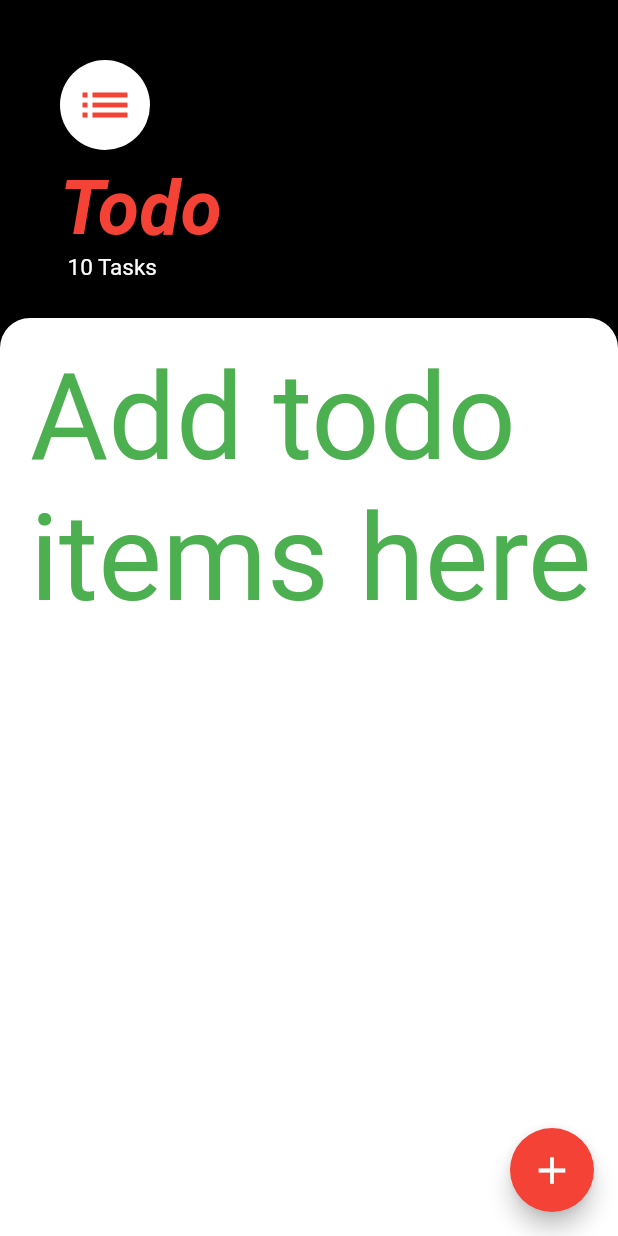
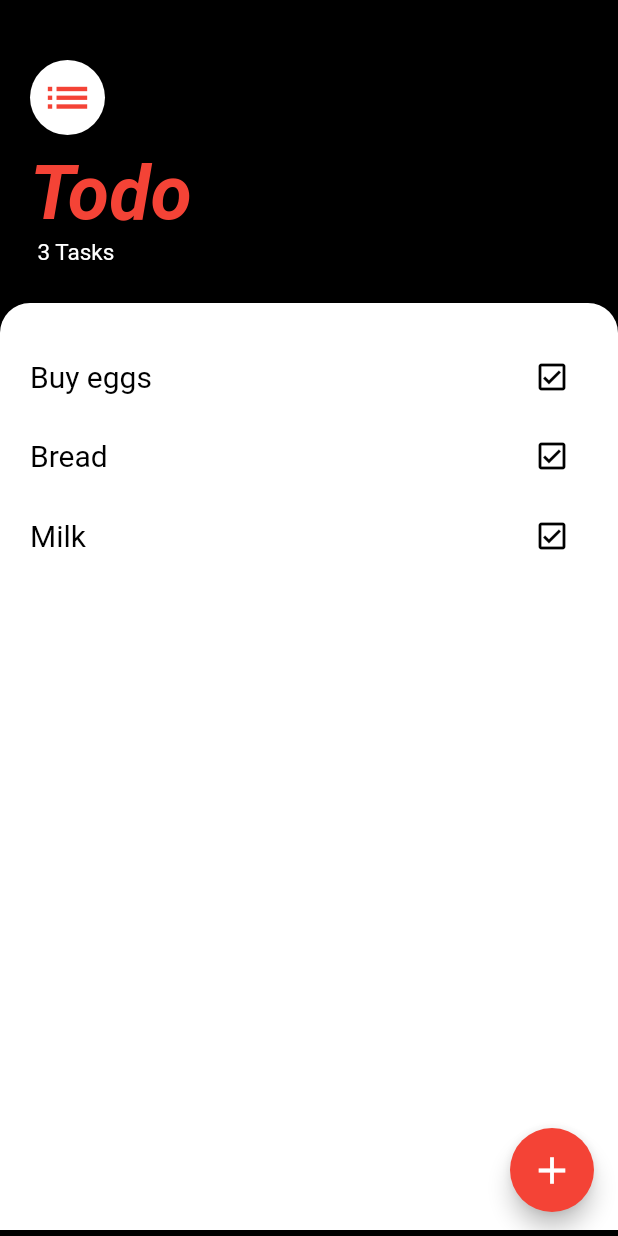
Before and after one commit to shresthkapoor7/todo, a Flutter app: the screen it shows after launch, on a phone screen of 412 x 824 dp. Run offline on Flutter 3.47's test engine with Material 2 defaults, Android fonts, the phone set to English and light mode, and no system bars.

```diff
--- a/lib/screens/taskscreen.dart
+++ b/lib/screens/taskscreen.dart
@@ -19,14 +19,14 @@ class TasksScreen extends StatelessWidget {
           crossAxisAlignment: CrossAxisAlignment.start,
           children: [
             Padding(
-              padding: EdgeInsets.only(top: 40.0, left: 40),
+              padding: EdgeInsets.only(top: 40.0, left: 20),
               child: CircleAvatar(
                 backgroundColor: Colors.white,
-                radius: 30,
+                radius: 25,
                 child: Icon(
                   Icons.list,
                   color: Colors.red,
-                  size: 40,
+                  size: 35,
                 ),
               ),
             ),
@@ -34,7 +34,7 @@ class TasksScreen extends StatelessWidget {
               height: 10,
             ),
             Padding(
-              padding: EdgeInsets.only(left: 40.0),
+              padding: EdgeInsets.only(left: 20.0),
               child: Text(
                 'Todo',
                 style: TextStyle(
@@ -45,9 +45,9 @@ class TasksScreen extends StatelessWidget {
               ),
             ),
             Padding(
-              padding: EdgeInsets.only(left: 45.0),
+              padding: EdgeInsets.only(left: 25.0),
               child: Text(
-                '10 Tasks',
+                '3 Tasks',
                 style: TextStyle(fontSize: 15, color: Colors.white),
               ),
             ),
@@ -56,18 +56,19 @@ class TasksScreen extends StatelessWidget {
             ),
             Flexible(
               child: Container(
-                child: SingleChildScrollView(
-                  child: Padding(
-                    padding: EdgeInsets.only(left: 20.0, top: 20),
-                    child: Column(
-                      children: [
-                        Text(
-                          'Add todo items here',
-                          style: TextStyle(fontSize: 80, color: Colors.green),
-                        )
-                      ],
+                child: ListView(
+                  padding: const EdgeInsets.all(20),
+                  children: <Widget>[
+                    Item(
+                      txt: 'Buy eggs',
                     ),
-                  ),
+                    Item(
+                      txt: 'Bread',
+                    ),
+                    Item(
+                      txt: 'Milk',
+                    )
+                  ],
                 ),
                 decoration: BoxDecoration(
                     color: Colors.white,
@@ -84,3 +85,37 @@ class TasksScreen extends StatelessWidget {
     );
   }
 }
+
+class Item extends StatelessWidget {
+  String txt = 'item';
+  bool press = false;
+  Item({required this.txt});
+
+  @override
+  Widget build(BuildContext context) {
+    return Container(
+        padding: EdgeInsets.only(top: 5),
+        child: Row(
+          mainAxisAlignment: MainAxisAlignment.spaceBetween,
+          children: [
+            Text(
+              txt,
+              style: TextStyle(color: Colors.black, fontSize: 20),
+            ),
+            IconButton(
+              onPressed: () {
+                if (press == true) {
+                  press = false;
+                } else {
+                  press = true;
+                }
+              },
+              icon: press
+                  ? Icon(Icons.check_box_outline_blank)
+                  : Icon(Icons.check_box_outlined),
+              color: Colors.black,
+            ),
+          ],
+        ));
+  }
+}
```
Also changed, not shown: 9 other files.
